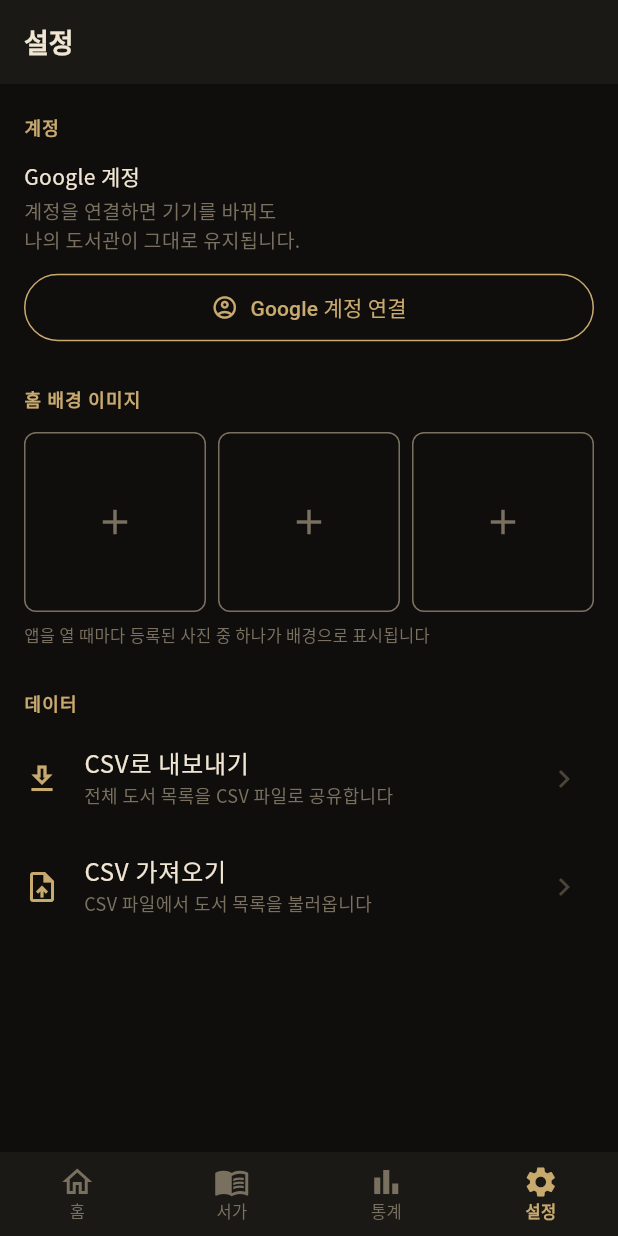
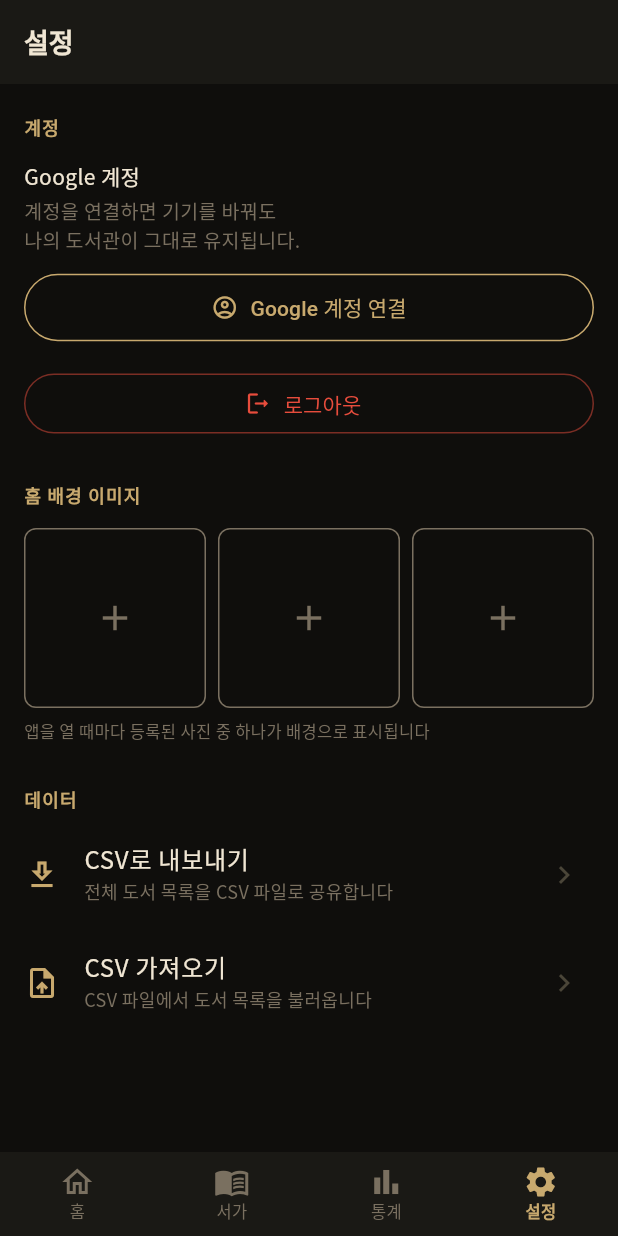
Before and after one commit to giltongit/classicshelf, a Flutter app: the screen it shows after launch, item 4 of the bottom bar chosen, on a phone screen of 412 x 824 dp. Run offline on Flutter 3.47's test engine with Material 3 defaults, Android fonts, the phone set to English and light mode, and no system bars; our stand-ins replace cached_network_image, connectivity_plus, csv, drift, file_picker, flutter_image_compress and 5 more; missing offline and left inert: charset_converter, mobile_scanner; accounts and stored records are empty; generated files the repository leaves out were written again; network calls fail.

Commit message:
feat(settings): 로그아웃 버튼 추가 (개발용)
- 계정 섹션 하단에 로그아웃 버튼 추가 (연결 상태 무관 항상 표시)
- signOut() 후 context.mounted 가드 후 재시작 안내 다이얼로그 표시

```diff
--- a/lib/screens/settings_screen.dart
+++ b/lib/screens/settings_screen.dart
@@ -2,8 +2,8 @@ import 'dart:io';
 
 import 'package:flutter/material.dart';
 import 'package:flutter_riverpod/flutter_riverpod.dart';
-
 import 'package:go_router/go_router.dart';
+import 'package:supabase_flutter/supabase_flutter.dart';
 
 import '../features/home/home_background_notifier.dart';
 import '../providers/providers.dart';
@@ -37,7 +37,10 @@ class SettingsScreen extends ConsumerWidget {
           Padding(
             padding:
                 const EdgeInsets.symmetric(horizontal: 16, vertical: 8),
-            child: authAsync.when(
+            child: Column(
+              crossAxisAlignment: CrossAxisAlignment.start,
+              children: [
+                authAsync.when(
                   loading: () => const Padding(
                     padding: EdgeInsets.symmetric(vertical: 12),
                     child: Center(
@@ -53,6 +56,44 @@ class SettingsScreen extends ConsumerWidget {
                           onTap: () => ref
                               .read(authNotifierProvider.notifier)
                               .linkGoogle()),
+                ),
+                const SizedBox(height: 16),
+                SizedBox(
+                  width: double.infinity,
+                  child: OutlinedButton.icon(
+                    icon: const Icon(Icons.logout_rounded, size: 18),
+                    label: const Text('로그아웃'),
+                    onPressed: () async {
+                      await Supabase.instance.client.auth.signOut();
+                      if (context.mounted) {
+                        showDialog<void>(
+                          context: context,
+                          barrierDismissible: false,
+                          builder: (_) => AlertDialog(
+                            backgroundColor: AppColors.surface,
+                            title: const Text('로그아웃 완료',
+                                style: TextStyle(color: AppColors.cream)),
+                            content: const Text('앱을 다시 시작해 주세요.',
+                                style: TextStyle(color: AppColors.muted)),
+                            actions: [
+                              TextButton(
+                                onPressed: () => Navigator.pop(context),
+                                child: const Text('확인',
+                                    style: TextStyle(color: AppColors.gold)),
+                              ),
+                            ],
+                          ),
+                        );
+                      }
+                    },
+                    style: OutlinedButton.styleFrom(
+                      foregroundColor: AppColors.red,
+                      side: BorderSide(
+                          color: AppColors.red.withValues(alpha: 0.5)),
+                    ),
+                  ),
+                ),
+              ],
             ),
           ),
           const _SectionHeader('홈 배경 이미지'),
```
Lines whose indentation alone changed are shown as unchanged.
